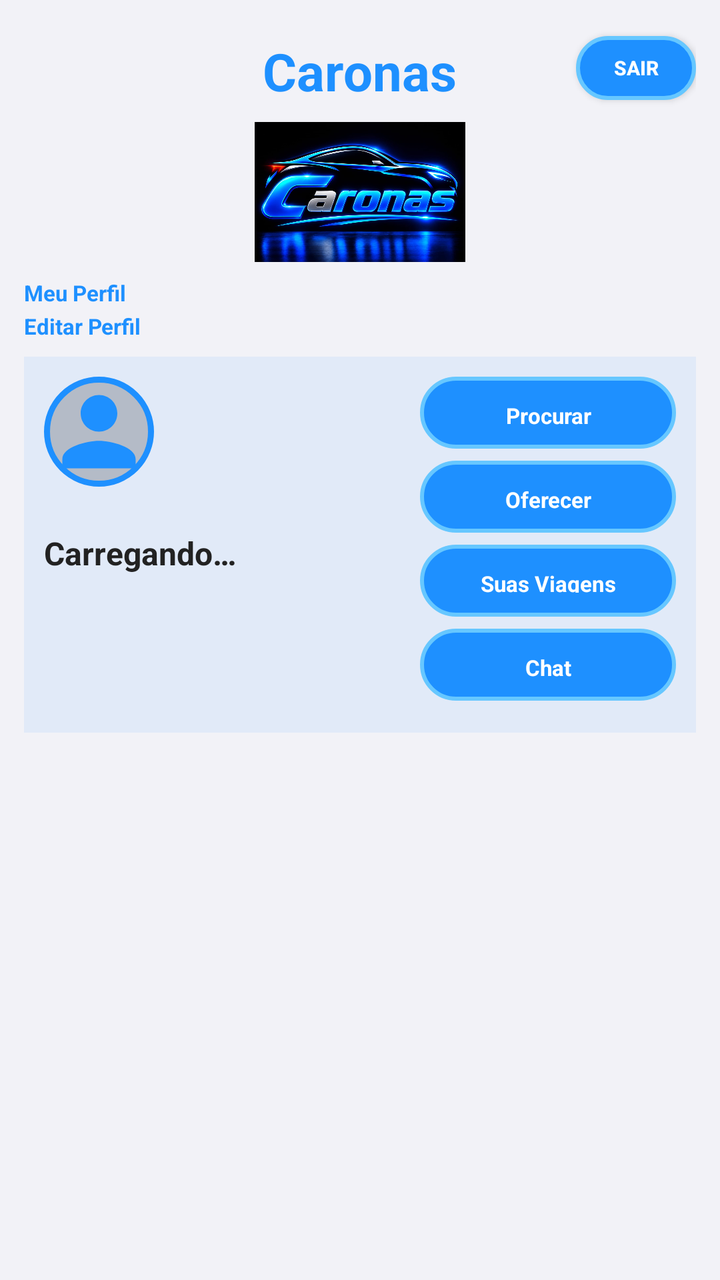
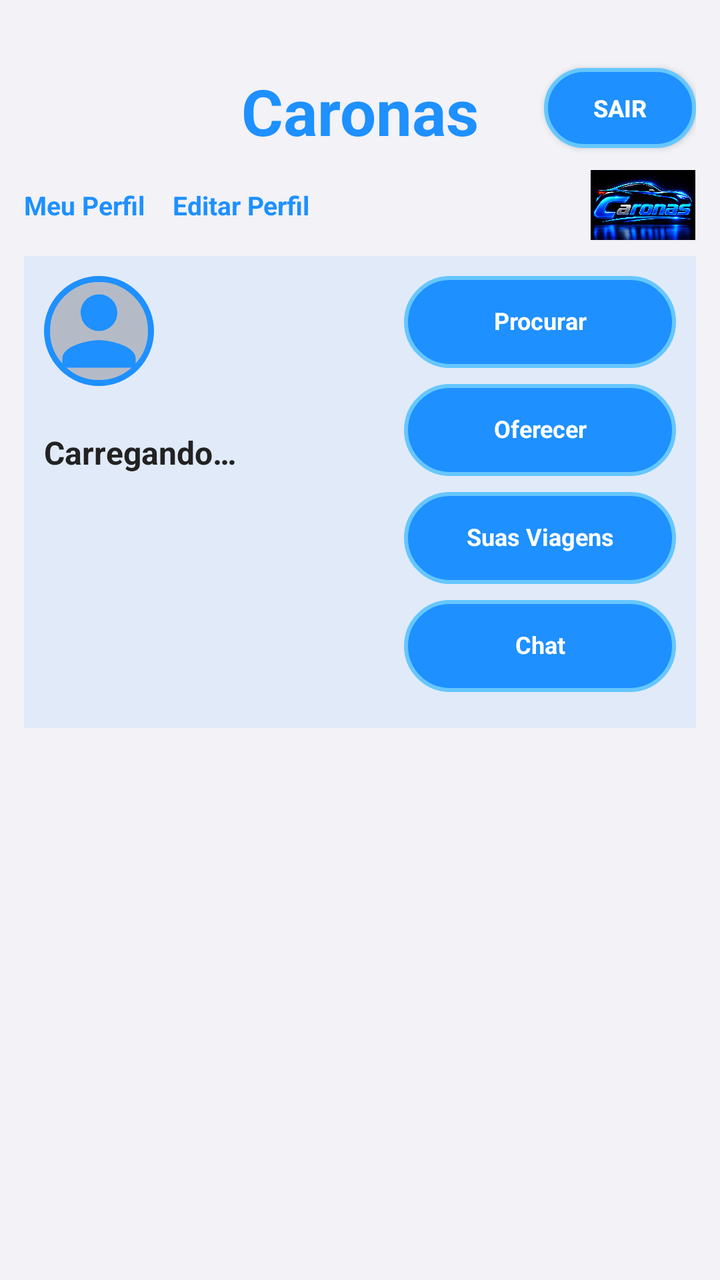

Before-and-after screenshots of an Android layout around one commit, followed by the original layout XML and the change that was made.
<!-- AndroidManifest.xml: application theme Theme.Caronas -->
<!-- res/layout/activity_tela_caronas.xml -->
<?xml version="1.0" encoding="utf-8"?>
<LinearLayout xmlns:android="http://schemas.android.com/apk/res/android"
    android:layout_width="match_parent"
    android:layout_height="match_parent"
    android:orientation="vertical"
    android:background="@color/fundo_cinza_claro"
    android:paddingHorizontal="12dp"
    android:paddingVertical="8dp">

    
    <RelativeLayout
        android:layout_width="match_parent"
        android:layout_height="wrap_content"
        android:layout_marginBottom="8dp">

        <TextView
            android:id="@+id/tvTituloCaronas"
            android:layout_width="wrap_content"
            android:layout_height="wrap_content"
            android:layout_centerHorizontal="true"
            android:layout_marginTop="10dp"
            android:text="@string/login_titulo"
            android:textColor="#1E90FF"
            android:textSize="26sp"
            android:textStyle="bold" />

        <Button
            android:id="@+id/btnSair"
            android:layout_width="60dp"
            android:layout_height="32dp"
            android:layout_alignTop="@id/tvTituloCaronas"
            android:layout_alignParentEnd="true"
            android:text="@string/sair"
            android:textSize="10sp"
            android:textStyle="bold"
            android:textColor="#FFFFFF"
            android:background="@drawable/botao_azul_neon"
            android:padding="4dp" />

        <ImageView
            android:id="@+id/ivLogoCaronas"
            android:layout_width="wrap_content"
            android:layout_height="70dp"
            android:layout_below="@id/tvTituloCaronas"
            android:layout_centerHorizontal="true"
            android:layout_marginTop="8dp"
            android:adjustViewBounds="true"
            android:scaleType="fitCenter"
            android:src="@drawable/logo_caronas"
            android:contentDescription="@string/login_titulo" />

        <TextView
            android:id="@+id/tvMeuPerfil"
            android:layout_width="wrap_content"
            android:layout_height="wrap_content"
            android:layout_below="@id/ivLogoCaronas"
            android:layout_alignParentStart="true"
            android:layout_marginTop="8dp"
            android:text="@string/tela_botao_meu_perfil"
            android:textSize="11sp"
            android:textStyle="bold"
            android:textColor="#1E90FF"
            android:clickable="true"
            android:focusable="true" />

        <TextView
            android:id="@+id/tvEditarPerfil"
            android:layout_width="wrap_content"
            android:layout_height="wrap_content"
            android:layout_below="@id/tvMeuPerfil"
            android:layout_alignParentStart="true"
            android:layout_marginTop="2dp"
            android:text="@string/tela_botao_editar_perfil"
            android:textSize="11sp"
            android:textStyle="bold"
            android:textColor="#1E90FF"
            android:clickable="true"
            android:focusable="true" />

    </RelativeLayout>

    
    <LinearLayout
        android:layout_width="match_parent"
        android:layout_height="wrap_content"
        android:orientation="horizontal"
        android:background="#141E90FF"
        android:padding="10dp">

        <LinearLayout
            android:layout_width="0dp"
            android:layout_height="wrap_content"
            android:layout_weight="1"
            android:orientation="vertical"
            android:gravity="start">

            <ImageView
                android:id="@+id/ivFotoPerfil"
                android:layout_width="55dp"
                android:layout_height="55dp"
                android:src="@drawable/ic_person_default"
                android:scaleType="centerCrop"
                android:background="@drawable/borda_circular_azul" />

            <TextView
                android:id="@+id/tvPapelUsuario"
                android:layout_width="wrap_content"
                android:layout_height="wrap_content"
                android:layout_marginTop="6dp"
                android:textSize="12sp"
                android:textStyle="bold"
                android:textColor="#1E90FF" />

            <TextView
                android:id="@+id/tvNomeUsuario"
                android:layout_width="wrap_content"
                android:layout_height="wrap_content"
                android:text="@string/carregando"
                android:textSize="16sp"
                android:textStyle="bold"
                android:textColor="#222222" />

        </LinearLayout>

        <LinearLayout
            android:layout_width="wrap_content"
            android:layout_height="wrap_content"
            android:orientation="vertical"
            android:gravity="center">

            <TextView
                android:id="@+id/btnProcurar"
                style="@style/BotaoAcaoCaronasVertical"
                android:text="@string/tela_botao_procurar" />

            <TextView
                android:id="@+id/btnOferecer"
                style="@style/BotaoAcaoCaronasVertical"
                android:text="@string/tela_botao_oferecer" />

            <TextView
                android:id="@+id/btnSuasViagens"
                style="@style/BotaoAcaoCaronasVertical"
                android:text="@string/tela_botao_viagens" />

            <TextView
                android:id="@+id/btnChat"
                style="@style/BotaoAcaoCaronasVertical"
                android:text="@string/tela_botao_chat" />

        </LinearLayout>

    </LinearLayout>

</LinearLayout>
<!-- resources referenced by this layout -->
<resources>
  <color name="fundo_cinza_claro">#F2F2F7</color>
  <!-- drawable borda_circular_azul (drawable) -->
  <?xml version="1.0" encoding="utf-8"?>
  <shape xmlns:android="http://schemas.android.com/apk/res/android"
      android:shape="oval">
      <stroke
          android:width="3dp"
          android:color="#1E90FF" />
      <solid android:color="#33000000" />
  </shape>
  <!-- drawable botao_azul_neon (drawable) -->
  <?xml version="1.0" encoding="utf-8"?>
  <shape xmlns:android="http://schemas.android.com/apk/res/android">
      <solid android:color="#1E90FF" />
      <corners android:radius="25dp" />
      <stroke android:width="2dp" android:color="#66C7FF" />
      <padding android:left="16dp" android:right="16dp" android:top="12dp" android:bottom="12dp" />
  </shape>
  <!-- drawable ic_person_default (drawable) -->
  <?xml version="1.0" encoding="utf-8"?>
  <vector xmlns:android="http://schemas.android.com/apk/res/android"
      android:width="80dp"
      android:height="80dp"
      android:viewportWidth="24"
      android:viewportHeight="24">
      <path
          android:fillColor="#1E90FF"
          android:pathData="M12,12c2.21,0 4,-1.79 4,-4s-1.79,-4 -4,-4 -4,1.79 -4,4 1.79,4 4,4zM12,14c-2.67,0 -8,1.34 -8,4v2h16v-2c0,-2.66 -5.33,-4 -8,-4z"/>
  </vector>
  <!-- drawable logo_caronas: jpg bitmap (drawable, 106585 bytes) -->
  <string name="carregando">Carregando…</string>
  <string name="login_titulo">Caronas</string>
  <string name="sair">Sair</string>
  <string name="tela_botao_chat">Chat</string>
  <string name="tela_botao_editar_perfil">Editar Perfil</string>
  <string name="tela_botao_meu_perfil">Meu Perfil</string>
  <string name="tela_botao_oferecer">Oferecer</string>
  <string name="tela_botao_procurar">Procurar</string>
  <string name="tela_botao_viagens">Suas Viagens</string>
  <style name="BotaoAcaoCaronasVertical">
          <item name="android:layout_width">128dp</item>
          <item name="android:layout_height">36dp</item>
          <item name="android:layout_marginBottom">6dp</item>
          <item name="android:background">@drawable/botao_azul_neon</item>
          <item name="android:textColor">#FFFFFF</item>
          <item name="android:textSize">11sp</item>
          <item name="android:textStyle">bold</item>
          <item name="android:gravity">center</item>
          <item name="android:clickable">true</item>
          <item name="android:focusable">true</item>
      </style>
  <style name="Theme.Caronas" parent="Theme.MaterialComponents.DayNight.NoActionBar">
          <item name="colorPrimary">@color/azul_neon</item>
          <item name="colorPrimaryVariant">@color/azul_neon_escuro</item>
          <item name="colorOnPrimary">@color/white</item>
          <item name="colorSecondary">@color/azul_neon</item>
          <item name="colorSecondaryVariant">@color/azul_neon_escuro</item>
          <item name="colorOnSecondary">@color/white</item>
          <item name="android:statusBarColor">@color/fundo_escuro</item>
          <item name="android:windowBackground">@color/fundo_escuro</item>
      </style>
  <color name="azul_neon">#1E90FF</color>
  <color name="azul_neon_escuro">#0D47A1</color>
  <color name="white">#FFFFFFFF</color>
  <color name="fundo_escuro">#0A0E1A</color>
</resources>

<!-- the commit's change to res/layout/activity_tela_caronas.xml (unified diff, before → after) -->
@@ -18,64 +18,75 @@
             android:layout_width="wrap_content"
             android:layout_height="wrap_content"
             android:layout_centerHorizontal="true"
-            android:layout_marginTop="10dp"
+            android:layout_marginTop="26dp"
             android:text="@string/login_titulo"
             android:textColor="#1E90FF"
-            android:textSize="26sp"
+            android:textSize="32sp"
             android:textStyle="bold" />
 
         <Button
             android:id="@+id/btnSair"
-            android:layout_width="60dp"
-            android:layout_height="32dp"
+            android:layout_width="76dp"
+            android:layout_height="40dp"
             android:layout_alignTop="@id/tvTituloCaronas"
             android:layout_alignParentEnd="true"
             android:text="@string/sair"
-            android:textSize="10sp"
+            android:textSize="12sp"
             android:textStyle="bold"
             android:textColor="#FFFFFF"
             android:background="@drawable/botao_azul_neon"
             android:padding="4dp" />
 
-        <ImageView
-            android:id="@+id/ivLogoCaronas"
-            android:layout_width="wrap_content"
-            android:layout_height="70dp"
+        
+        <RelativeLayout
+            android:id="@+id/rowLogoPerfil"
+            android:layout_width="match_parent"
+            android:layout_height="wrap_content"
             android:layout_below="@id/tvTituloCaronas"
-            android:layout_centerHorizontal="true"
-            android:layout_marginTop="8dp"
-            android:adjustViewBounds="true"
-            android:scaleType="fitCenter"
-            android:src="@drawable/logo_caronas"
-            android:contentDescription="@string/login_titulo" />
+            android:layout_marginTop="8dp">
 
-        <TextView
-            android:id="@+id/tvMeuPerfil"
-            android:layout_width="wrap_content"
-            android:layout_height="wrap_content"
-            android:layout_below="@id/ivLogoCaronas"
-            android:layout_alignParentStart="true"
-            android:layout_marginTop="8dp"
-            android:text="@string/tela_botao_meu_perfil"
-            android:textSize="11sp"
-            android:textStyle="bold"
-            android:textColor="#1E90FF"
-            android:clickable="true"
-            android:focusable="true" />
+            <ImageView
+                android:id="@+id/ivLogoCaronas"
+                android:layout_width="53dp"
+                android:layout_height="35dp"
+                android:layout_alignParentEnd="true"
+                android:scaleType="fitCenter"
+                android:src="@drawable/logo_caronas"
+                android:contentDescription="@string/login_titulo" />
 
-        <TextView
-            android:id="@+id/tvEditarPerfil"
-            android:layout_width="wrap_content"
-            android:layout_height="wrap_content"
-            android:layout_below="@id/tvMeuPerfil"
-            android:layout_alignParentStart="true"
-            android:layout_marginTop="2dp"
-            android:text="@string/tela_botao_editar_perfil"
-            android:textSize="11sp"
-            android:textStyle="bold"
-            android:textColor="#1E90FF"
-            android:clickable="true"
-            android:focusable="true" />
+            <LinearLayout
+                android:layout_width="wrap_content"
+                android:layout_height="wrap_content"
+                android:layout_alignParentStart="true"
+                android:layout_centerVertical="true"
+                android:orientation="horizontal">
+
+                <TextView
+                    android:id="@+id/tvMeuPerfil"
+                    android:layout_width="wrap_content"
+                    android:layout_height="wrap_content"
+                    android:text="@string/tela_botao_meu_perfil"
+                    android:textSize="13sp"
+                    android:textStyle="bold"
+                    android:textColor="#1E90FF"
+                    android:clickable="true"
+                    android:focusable="true" />
+
+                <TextView
+                    android:id="@+id/tvEditarPerfil"
+                    android:layout_width="wrap_content"
+                    android:layout_height="wrap_content"
+                    android:layout_marginStart="14dp"
+                    android:text="@string/tela_botao_editar_perfil"
+                    android:textSize="13sp"
+                    android:textStyle="bold"
+                    android:textColor="#1E90FF"
+                    android:clickable="true"
+                    android:focusable="true" />
+
+            </LinearLayout>
+
+        </RelativeLayout>
 
     </RelativeLayout>
 
<!-- resource entries referenced after the edit -->
@@ -40,14 +40,17 @@
   <string name="tela_botao_procurar">Procurar</string>
   <string name="tela_botao_viagens">Suas Viagens</string>
   <style name="BotaoAcaoCaronasVertical">
-          <item name="android:layout_width">128dp</item>
-          <item name="android:layout_height">36dp</item>
-          <item name="android:layout_marginBottom">6dp</item>
+          <item name="android:layout_width">136dp</item>
+          <item name="android:layout_height">46dp</item>
+          <item name="android:layout_marginBottom">8dp</item>
           <item name="android:background">@drawable/botao_azul_neon</item>
           <item name="android:textColor">#FFFFFF</item>
-          <item name="android:textSize">11sp</item>
+          <item name="android:textSize">12sp</item>
           <item name="android:textStyle">bold</item>
           <item name="android:gravity">center</item>
+          <item name="android:includeFontPadding">false</item>
+          <item name="android:paddingHorizontal">4dp</item>
+          <item name="android:paddingVertical">2dp</item>
           <item name="android:clickable">true</item>
           <item name="android:focusable">true</item>
       </style>
